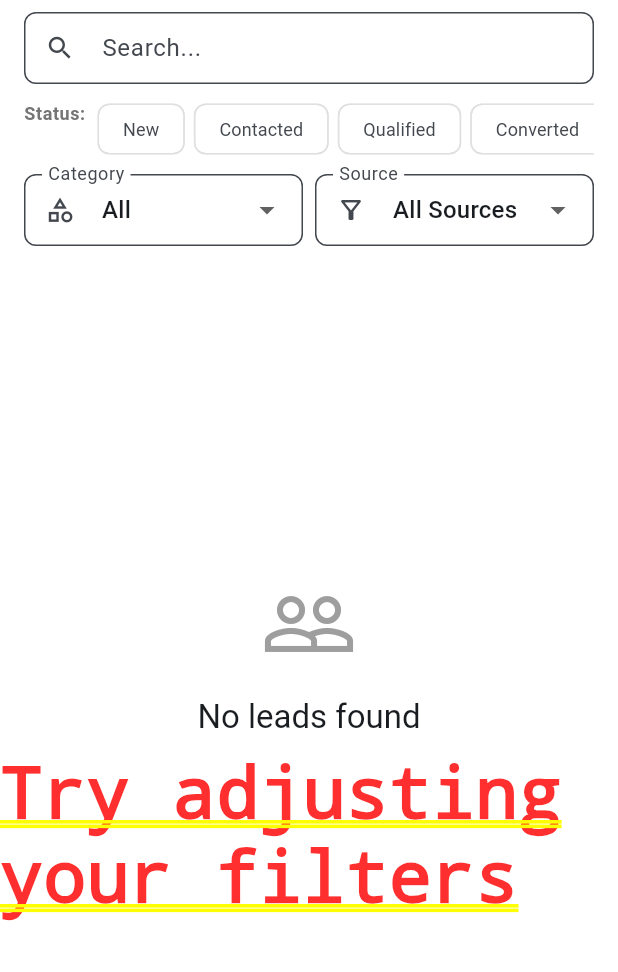
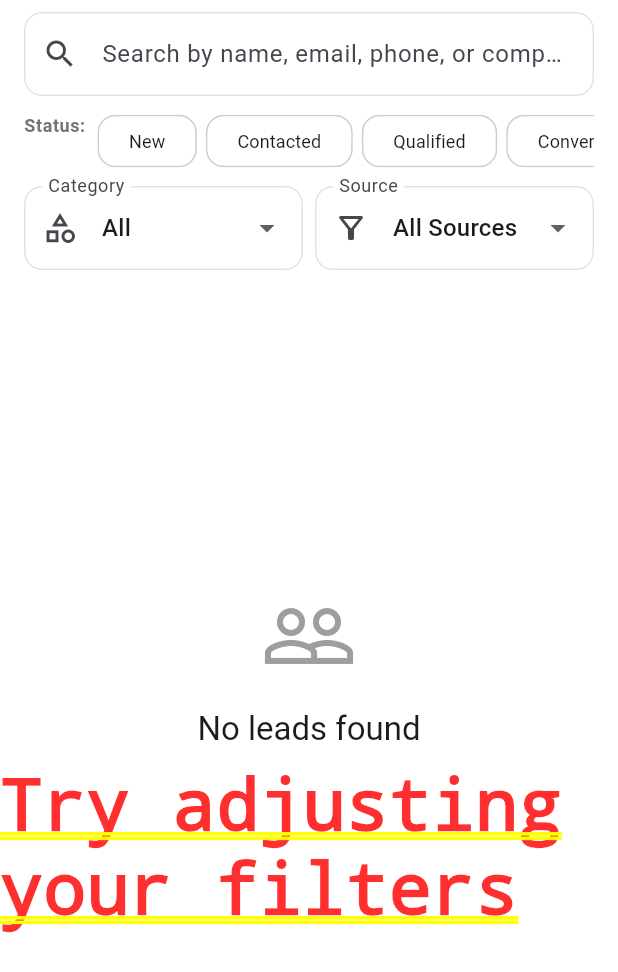
Before and after one commit to mohammadshahilsupportta/supporttacrmapp, a Flutter app: the LeadsListView screen opened by its route, on a phone screen of 412 x 824 dp. Shown: the top 972 px of the screen. Run offline on Flutter 3.47's test engine with Material 3 defaults, Android fonts, the light colour scheme and no system bars; our stand-ins replace animated_notch_bottom_bar, font_awesome_flutter, get, get_storage, supabase_flutter; accounts and stored records are empty.

Commit message:
Refactor TextField and DropdownButtonFormField Styles: Updated InputDecoration for TextField and DropdownButtonFormField in CategoriesView and LeadsListView to enhance visual consistency. Added dynamic border styles and improved padding, hint text, and background colors to align with the app's theme, enhancing user experience across forms.

```diff
--- a/lib/presentation/views/categories/categories_view.dart
+++ b/lib/presentation/views/categories/categories_view.dart
@@ -300,7 +300,7 @@ class _CategoriesViewState extends State<CategoriesView> {
           children: [
             // Search field
             Padding(
-              padding: const EdgeInsets.fromLTRB(16, 8, 16, 8),
+              padding: const EdgeInsets.fromLTRB(16, 16, 16, 8),
               child: TextField(
                 controller: _searchController,
                 decoration: InputDecoration(
@@ -310,16 +310,37 @@ class _CategoriesViewState extends State<CategoriesView> {
                       ? IconButton(
                           icon: const Icon(Icons.clear),
                           onPressed: () {
-                            _searchController.clear();
-                            setState(() {});
+                            setState(() => _searchController.clear());
                           },
                         )
                       : null,
+                  filled: true,
+                  fillColor: Theme.of(
+                    context,
+                  ).colorScheme.surfaceContainerHighest.withOpacity(0.3),
                   border: OutlineInputBorder(
                     borderRadius: BorderRadius.circular(12),
+                    borderSide: BorderSide(
+                      color: Theme.of(
+                        context,
+                      ).colorScheme.outline.withOpacity(0.2),
+                    ),
                   ),
-                  filled: true,
-                  fillColor: Theme.of(context).colorScheme.surface,
+                  enabledBorder: OutlineInputBorder(
+                    borderRadius: BorderRadius.circular(12),
+                    borderSide: BorderSide(
+                      color: Theme.of(
+                        context,
+                      ).colorScheme.outline.withOpacity(0.2),
+                    ),
+                  ),
+                  focusedBorder: OutlineInputBorder(
+                    borderRadius: BorderRadius.circular(12),
+                    borderSide: BorderSide(
+                      color: Theme.of(context).colorScheme.primary,
+                      width: 2,
+                    ),
+                  ),
                 ),
                 onChanged: (value) {
                   setState(() {});
--- a/lib/presentation/views/leads/leads_list_view.dart
+++ b/lib/presentation/views/leads/leads_list_view.dart
@@ -393,19 +393,38 @@ class _LeadsListViewState extends State<LeadsListView> {
               child: TextField(
                 controller: _searchController,
                 decoration: InputDecoration(
-                  hintText: 'Search...',
-                  prefixIcon: const Icon(Icons.search, size: 20),
+                  hintText: 'Search by name, email, phone, or company',
+                  prefixIcon: const Icon(Icons.search),
                   suffixIcon: _searchController.text.isNotEmpty
                       ? IconButton(
-                          icon: const Icon(Icons.clear, size: 18),
+                          icon: const Icon(Icons.clear),
                           onPressed: () {
                             setState(() => _searchController.clear());
                             _applyFiltersAndLoad();
                           },
                         )
                       : null,
-                  isDense: true,
-                  contentPadding: const EdgeInsets.symmetric(horizontal: 12, vertical: 12),
+                  filled: true,
+                  fillColor: Theme.of(context).colorScheme.surfaceContainerHighest.withOpacity(0.3),
+                  border: OutlineInputBorder(
+                    borderRadius: BorderRadius.circular(12),
+                    borderSide: BorderSide(
+                      color: Theme.of(context).colorScheme.outline.withOpacity(0.2),
+                    ),
+                  ),
+                  enabledBorder: OutlineInputBorder(
+                    borderRadius: BorderRadius.circular(12),
+                    borderSide: BorderSide(
+                      color: Theme.of(context).colorScheme.outline.withOpacity(0.2),
+                    ),
+                  ),
+                  focusedBorder: OutlineInputBorder(
+                    borderRadius: BorderRadius.circular(12),
+                    borderSide: BorderSide(
+                      color: Theme.of(context).colorScheme.primary,
+                      width: 2,
+                    ),
+                  ),
                 ),
                 onChanged: (_) {
                   setState(() {});
@@ -467,17 +486,23 @@ class _LeadsListViewState extends State<LeadsListView> {
                       // Use Future.microtask to ensure setState completes first, use silent loading
                       Future.microtask(() => _applyFiltersAndLoad(silent: true));
                     },
+                    backgroundColor: Theme.of(context).colorScheme.surfaceContainerHighest.withOpacity(0.3),
                     selectedColor: color.withOpacity(0.2),
                     labelStyle: TextStyle(
-                      color: isSelected ? color : null,
+                      color: isSelected ? color : Theme.of(context).colorScheme.onSurface,
                       fontWeight: isSelected ? FontWeight.w600 : FontWeight.normal,
                       fontSize: 12,
                     ),
                     side: BorderSide(
-                      color: isSelected ? color : Colors.grey.shade300,
-                      width: 1,
+                      color: isSelected
+                          ? color
+                          : Theme.of(context).colorScheme.outline.withOpacity(0.2),
+                      width: isSelected ? 2 : 1,
                     ),
-                    padding: const EdgeInsets.symmetric(horizontal: 8, vertical: 4),
+                    shape: RoundedRectangleBorder(
+                      borderRadius: BorderRadius.circular(12),
+                    ),
+                    padding: const EdgeInsets.symmetric(horizontal: 12, vertical: 8),
                     materialTapTargetSize: MaterialTapTargetSize.shrinkWrap,
                   ),
                 );
@@ -494,11 +519,30 @@ class _LeadsListViewState extends State<LeadsListView> {
               child: DropdownButtonFormField<String>(
                 value: _selectedCategoryId,
                 isExpanded: true,
-                decoration: const InputDecoration(
+                decoration: InputDecoration(
                   labelText: 'Category',
-                  prefixIcon: Icon(Icons.category_outlined, size: 20),
-                  isDense: true,
-                  contentPadding: EdgeInsets.symmetric(horizontal: 12, vertical: 12),
+                  prefixIcon: const Icon(Icons.category_outlined),
+                  filled: true,
+                  fillColor: Theme.of(context).colorScheme.surfaceContainerHighest.withOpacity(0.3),
+                  border: OutlineInputBorder(
+                    borderRadius: BorderRadius.circular(12),
+                    borderSide: BorderSide(
+                      color: Theme.of(context).colorScheme.outline.withOpacity(0.2),
+                    ),
+                  ),
+                  enabledBorder: OutlineInputBorder(
+                    borderRadius: BorderRadius.circular(12),
+                    borderSide: BorderSide(
+                      color: Theme.of(context).colorScheme.outline.withOpacity(0.2),
+                    ),
+                  ),
+                  focusedBorder: OutlineInputBorder(
+                    borderRadius: BorderRadius.circular(12),
+                    borderSide: BorderSide(
+                      color: Theme.of(context).colorScheme.primary,
+                      width: 2,
+                    ),
+                  ),
                 ),
                 items: [
                   const DropdownMenuItem<String>(
@@ -524,11 +568,30 @@ class _LeadsListViewState extends State<LeadsListView> {
               child: DropdownButtonFormField<LeadSource>(
                 value: _selectedSource,
                 isExpanded: true,
-                decoration: const InputDecoration(
+                decoration: InputDecoration(
                   labelText: 'Source',
-                  prefixIcon: Icon(Icons.filter_alt_outlined, size: 20),
-                  isDense: true,
-                  contentPadding: EdgeInsets.symmetric(horizontal: 12, vertical: 12),
+                  prefixIcon: const Icon(Icons.filter_alt_outlined),
+                  filled: true,
+                  fillColor: Theme.of(context).colorScheme.surfaceContainerHighest.withOpacity(0.3),
+                  border: OutlineInputBorder(
+                    borderRadius: BorderRadius.circular(12),
+                    borderSide: BorderSide(
+                      color: Theme.of(context).colorScheme.outline.withOpacity(0.2),
+                    ),
+                  ),
+                  enabledBorder: OutlineInputBorder(
+                    borderRadius: BorderRadius.circular(12),
+                    borderSide: BorderSide(
+                      color: Theme.of(context).colorScheme.outline.withOpacity(0.2),
+                    ),
+                  ),
+                  focusedBorder: OutlineInputBorder(
+                    borderRadius: BorderRadius.circular(12),
+                    borderSide: BorderSide(
+                      color: Theme.of(context).colorScheme.primary,
+                      width: 2,
+                    ),
+                  ),
                 ),
                 items: [
                   const DropdownMenuItem<LeadSource>(
```
